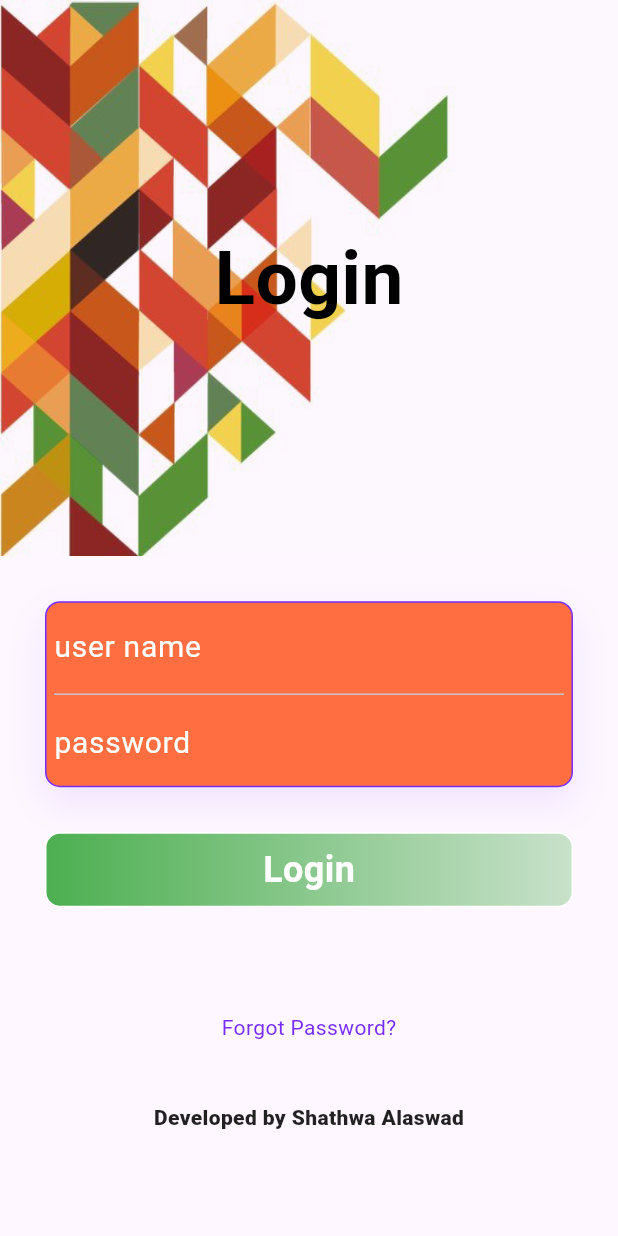
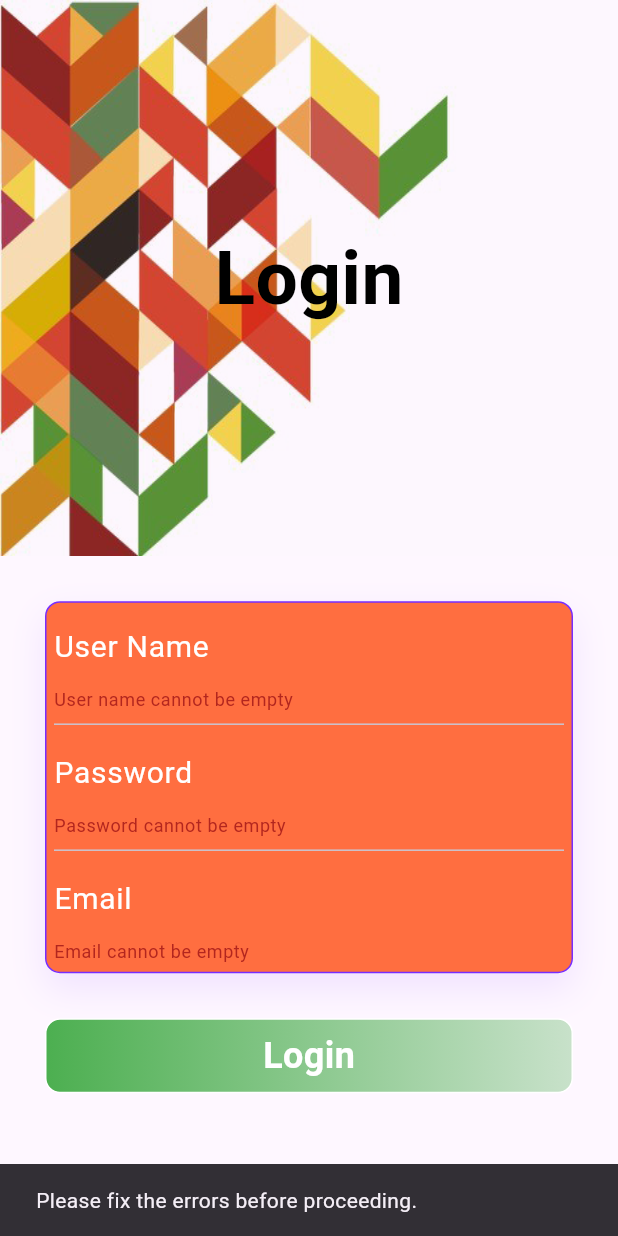
Before and after one commit to shathwa1/loginflutterapp, a Flutter app: the screen it shows after launch, after a tap on "Login", on a phone screen of 412 x 824 dp. Run offline on Flutter 3.47's test engine with Material 3 defaults, Android fonts, the phone set to English and light mode, and no system bars; our stand-ins replace animate_do.

Commit message:
Commit message

```diff
--- a/lib/main.dart
+++ b/lib/main.dart
@@ -1,4 +1,5 @@
 import 'package:flutter/material.dart';
+import 'package:flutter/services.dart';
 import 'package:animate_do/animate_do.dart';
 
 void main() {
@@ -14,12 +15,111 @@ class MyApp extends StatelessWidget {
   Widget build(BuildContext context) {
     return MaterialApp(
       debugShowCheckedModeBanner: false,
-      home: Scaffold(
+      home: const LoginPage(),
+    );
+  }
+}
+
+class LoginPage extends StatefulWidget {
+  const LoginPage({super.key});
+
+  @override
+  State<LoginPage> createState() => _LoginPageState();
+}
+
+class _LoginPageState extends State<LoginPage> {
+  final TextEditingController _usernameController = TextEditingController();
+  final TextEditingController _passwordController = TextEditingController();
+  final TextEditingController _emailController = TextEditingController();
+
+  String? _usernameError;
+  String? _passwordError;
+  String? _emailError;
+
+
+  void _validateUsername(String value) {
+    if (value.isEmpty) {
+      setState(() {
+        _usernameError = 'User name cannot be empty';
+      });
+    } else if (!RegExp(r'^[a-zA-Z\u0600-\u06FF\s]+$').hasMatch(value)) {
+      setState(() {
+        _usernameError = 'User name must contain letters and spaces only';
+      });
+    } else if (value.split(' ').length < 3) {  //
+      setState(() {
+        _usernameError = 'Please enter full name (First Name, Father Name, Grandfather Name)';
+      });
+    } else {
+      setState(() {
+        _usernameError = null; //
+      });
+    }
+  }
+
+  //
+  void _validatePassword(String value) {
+    if (value.isEmpty) {
+      setState(() {
+        _passwordError = 'Password cannot be empty';
+      });
+    } else if (!RegExp(r'^\d{10}$').hasMatch(value)) {
+      setState(() {
+        _passwordError = 'Password must be exactly 10 digits';
+      });
+    } else {
+      setState(() {
+        _passwordError = null; //
+      });
+    }
+  }
+
+  //
+  void _validateEmail(String value) {
+    if (value.isEmpty) {
+      setState(() {
+        _emailError = 'Email cannot be empty';
+      });
+    } else if (!RegExp(r'^[a-zA-Z0-9._%+-]+@[a-zA-Z0-9.-]+\.[a-zA-Z]{2,}$').hasMatch(value)) {
+      setState(() {
+        _emailError = 'Enter a valid email';
+      });
+    } else {
+      setState(() {
+        _emailError = null; // الإدخال صحيح
+      });
+    }
+  }
+
+  //
+  void _login() {
+    //
+    _validateUsername(_usernameController.text);
+    _validatePassword(_passwordController.text);
+    _validateEmail(_emailController.text);
+
+    if (_usernameError == null && _passwordError == null && _emailError == null) {
+      //
+      Navigator.push(
+        context,
+        MaterialPageRoute(builder: (context) => const SecondPage()),
+      );
+    } else {
+      //
+      ScaffoldMessenger.of(context).showSnackBar(
+        const SnackBar(content: Text('Please fix the errors before proceeding.')),
+      );
+    }
+  }
+
+  @override
+  Widget build(BuildContext context) {
+    return Scaffold(
       body: SingleChildScrollView(
         child: Column(
           crossAxisAlignment: CrossAxisAlignment.center,
           children: [
-              // Image container with background and animated light image
+            //
             Container(
               height: MediaQuery.of(context).size.height * 0.45,
               decoration: const BoxDecoration(
@@ -47,7 +147,6 @@ class MyApp extends StatelessWidget {
                 ],
               ),
             ),
-              // Padding for content below the image section
             Padding(
               padding: const EdgeInsets.all(30),
               child: Column(
@@ -59,10 +158,10 @@ class MyApp extends StatelessWidget {
                       decoration: BoxDecoration(
                         color: Colors.deepOrangeAccent,
                         borderRadius: BorderRadius.circular(10),
-                          border: Border.all(color: primaryColor),
+                        border: Border.all(color: MyApp.primaryColor),
                         boxShadow: [
                           BoxShadow(
-                              color: primaryColor.withOpacity(0.10),
+                            color: MyApp.primaryColor.withOpacity(0.10),
                             blurRadius: 20.0,
                             offset: const Offset(0, 10),
                           ),
@@ -71,21 +170,47 @@ class MyApp extends StatelessWidget {
                       child: Column(
                         children: [
                           TextField(
-                              decoration: const InputDecoration(
+                            controller: _usernameController,
+                            decoration: InputDecoration(
                               border: InputBorder.none,
-                                hintText: 'user name',
-                                hintStyle: TextStyle(color: Colors.white),
+                              hintText: 'User Name',
+                              hintStyle: const TextStyle(color: Colors.white),
+                              errorText: _usernameError,
                             ),
                             style: const TextStyle(fontSize: 20),
+                            inputFormatters: [
+                              FilteringTextInputFormatter.allow(RegExp(r'[a-zA-Z\u0600-\u06FF\s]')) //
+                            ],
+                            onChanged: _validateUsername,
                           ),
                           const Divider(),
                           TextField(
-                              decoration: const InputDecoration(
+                            controller: _passwordController,
+                            decoration: InputDecoration(
                               border: InputBorder.none,
-                                hintText: 'password',
-                                hintStyle: TextStyle(color: Colors.white),
+                              hintText: 'Password',
+                              hintStyle: const TextStyle(color: Colors.white),
+                              errorText: _passwordError,
                             ),
                             style: const TextStyle(fontSize: 20),
+                            keyboardType: TextInputType.number,
+                            inputFormatters: [
+                              FilteringTextInputFormatter.digitsOnly,
+                            ],
+                            onChanged: _validatePassword,
+                          ),
+                          const Divider(),
+                          TextField(
+                            controller: _emailController,
+                            decoration: InputDecoration(
+                              border: InputBorder.none,
+                              hintText: 'Email',
+                              hintStyle: const TextStyle(color: Colors.white),
+                              errorText: _emailError,
+                            ),
+                            style: const TextStyle(fontSize: 20),
+                            keyboardType: TextInputType.emailAddress,
+                            onChanged: _validateEmail,
                           ),
                         ],
                       ),
@@ -95,12 +220,7 @@ class MyApp extends StatelessWidget {
                   FadeInUp(
                     duration: const Duration(milliseconds: 2000),
                     child: GestureDetector(
-                        onTap: () {
-                          Navigator.push(
-                            context,
-                            MaterialPageRoute(builder: (context) => const SecondPage()),
-                          );
-                        },
+                      onTap: _login,
                       child: Container(
                         height: 50,
                         decoration: BoxDecoration(
@@ -130,21 +250,25 @@ class MyApp extends StatelessWidget {
                   FadeInUp(
                     duration: const Duration(milliseconds: 2200),
                     child: Column(
-                        children: const [
+                      children: [
                         Text(
-                            'Forgot Password?',
+                          'Forgot Password',
                           style: TextStyle(
-                              color: primaryColor,
+                            color: Colors.black, //
+                            fontSize: 16, //
+                            fontWeight: FontWeight.bold, //
                           ),
                         ),
                         SizedBox(height: 40),
                         Text(
-                            'Developed by Shathwa Alaswad',
+                          'Develped by shathwa alaswad',
                           style: TextStyle(
-                              color: Colors.black87,
-                              fontWeight: FontWeight.w900,
+                            color: Colors.orange, //
+                            fontSize: 15, //
+                            fontWeight: FontWeight.bold, //
                           ),
                         ),
+
                       ],
                     ),
                   ),
@@ -154,11 +278,10 @@ class MyApp extends StatelessWidget {
           ],
         ),
       ),
-      ),
     );
   }
 }
-git push -u origin main
+
 class SecondPage extends StatelessWidget {
   const SecondPage({super.key});
 
@@ -170,7 +293,7 @@ class SecondPage extends StatelessWidget {
       ),
       body: const Center(
         child: Text(
-          'Welcome to the second page!',
+          'Welcome shathwa',
           style: TextStyle(fontSize: 24, fontWeight: FontWeight.bold),
         ),
       ),
--- a/pubspec.yaml
+++ b/pubspec.yaml
@@ -46,7 +46,7 @@ dev_dependencies:
   # activated in the `analysis_options.yaml` file located at the root of your
   # package. See that file for information about deactivating specific lint
   # rules and activating additional ones.
-  flutter_lints: ^2.0.0
+  flutter_lints: ^5.0.0
 
 # For information on the generic Dart part of this file, see the
 # following page: https://dart.dev/tools/pub/pubspec
```
Also changed, not shown: pubspec.lock, 1 other file. Lines whose indentation alone changed are shown as unchanged.
